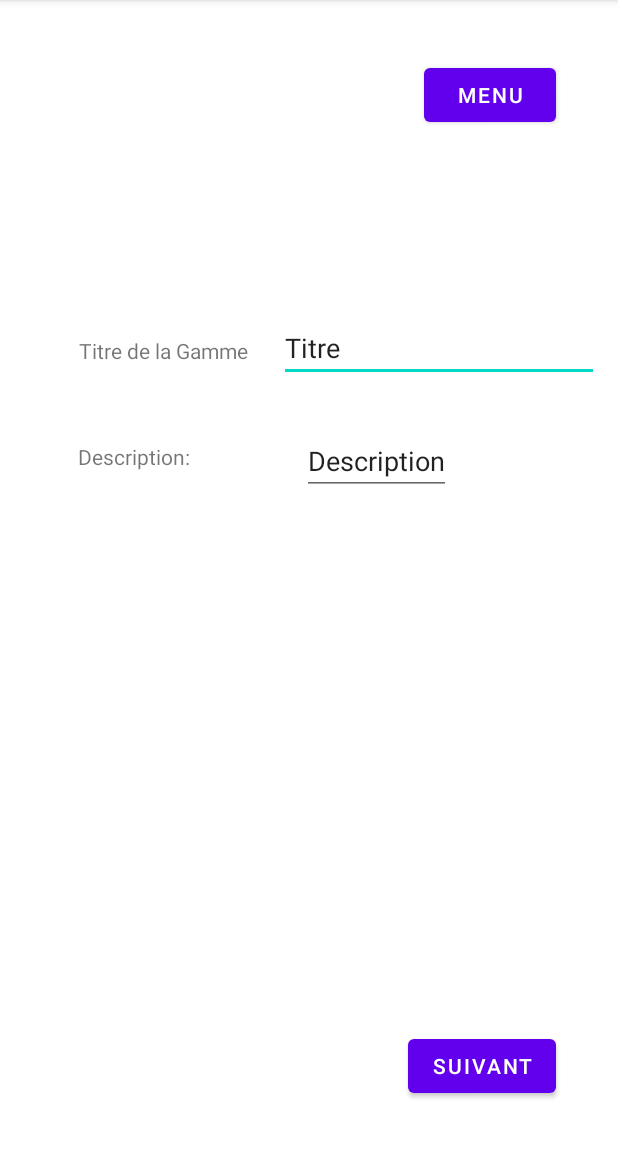
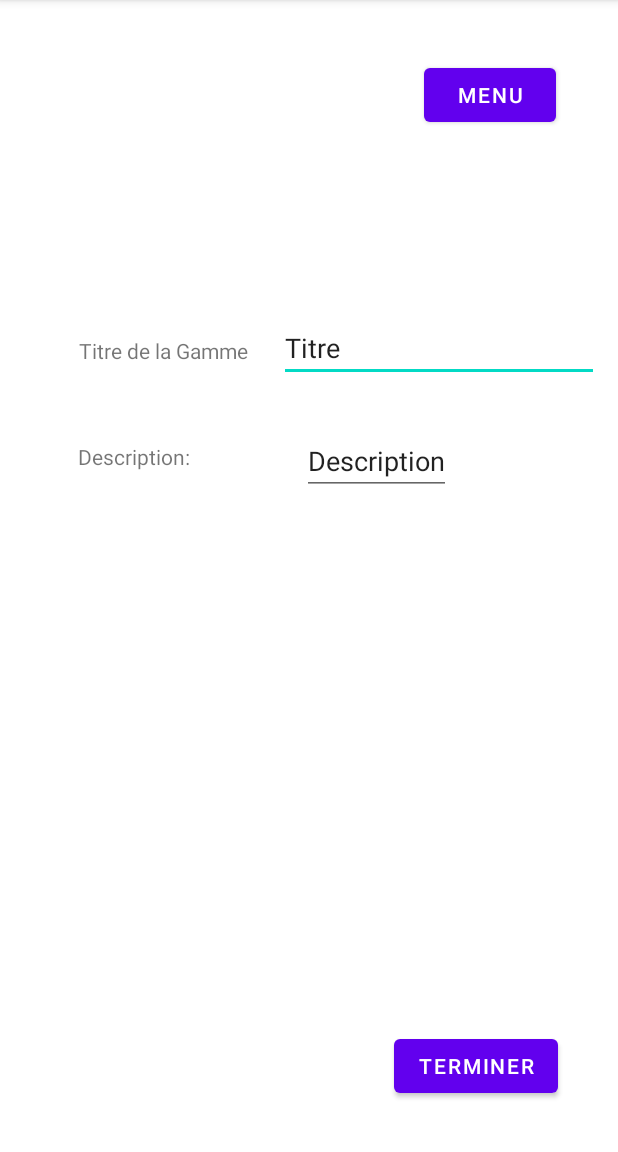
Before and after one commit to simont44/ApplicationAndroid, an Android app: the CreateGamme screen opened directly, with no data from a screen before it, on a phone screen of 412 x 824 dp, the part 84-1236 px from its top. Run offline under Robolectric (Android 15) with nearby library versions, the phone set to English and light mode, and no system bars; 4 statements that could not run were skipped.

Commit message:
Preapartion mise en place BDD avec creation + Formulaire edition.

```diff
--- a/app/src/main/AndroidManifest.xml
+++ b/app/src/main/AndroidManifest.xml
@@ -10,8 +10,7 @@
         android:roundIcon="@mipmap/ic_launcher_round"
         android:supportsRtl="true"
         android:theme="@style/Theme.RobotAndroid">
-        <activity android:name=".MenuTache"></activity>
-        <activity android:name=".MenuOperation" />
+        <activity android:name=".MenuTache" />
         <activity android:name=".GammeRepository.CreateGamme" />
         <activity
             android:name=".MenuDemarrage"
--- a/app/src/main/java/com/example/robotandroid/GammeRepository/CreateGamme.java
+++ b/app/src/main/java/com/example/robotandroid/GammeRepository/CreateGamme.java
@@ -1,22 +1,38 @@
 package com.example.robotandroid.GammeRepository;
 
 import androidx.appcompat.app.AppCompatActivity;
+import androidx.recyclerview.widget.LinearLayoutManager;
+import androidx.recyclerview.widget.RecyclerView;
 
 import android.content.Intent;
 import android.os.Bundle;
+import android.util.Log;
 import android.view.View;
 import android.widget.Button;
+import android.widget.TextView;
 
 import com.example.robotandroid.MenuDemarrage;
-import com.example.robotandroid.MenuOperation;
+import com.example.robotandroid.OperationRepository.CreateOperation;
+import com.example.robotandroid.OperationRepository.Operation;
+import com.example.robotandroid.OperationRepository.OperationAdapter;
 import com.example.robotandroid.R;
 
+import java.util.List;
+
 public class CreateGamme extends AppCompatActivity {
+
+    private TextView TitreGamme;
+    private TextView DescriptionGamme;
+    private RecyclerView OperationRecyclerView;
 
     @Override
     protected void onCreate(Bundle savedInstanceState) {
         super.onCreate(savedInstanceState);
         setContentView(R.layout.activity_create_gamme);
+
+        Intent itentUpdate = getIntent();
+        Gamme gamme = (Gamme) itentUpdate.getSerializableExtra("extragamme");
+        OperationRecyclerView = findViewById(R.id.RecyclerView_ListOpe);
 
         Button buttonMenu = findViewById(R.id.button_menu1);
         buttonMenu.setOnClickListener(new View.OnClickListener() {
@@ -25,14 +41,20 @@ public class CreateGamme extends AppCompatActivity {
                 RetourMenu();
             }
         });
-        Button buttonSuivant = findViewById(R.id.button_suivant);
-        buttonSuivant.setOnClickListener(new View.OnClickListener() {
+        Button buttonEnd = findViewById(R.id.button_End);
+        buttonEnd.setOnClickListener(new View.OnClickListener() {
             @Override
             public void onClick(View v) {
                 CreateOperation();
             }
         });
 
+        TitreGamme = findViewById(R.id.editText_titregamme);
+        DescriptionGamme = findViewById(R.id.muliTextView_descriptionGamme);
+        this.TitreGamme.setText(gamme.id);
+        this.DescriptionGamme.setText(gamme.description);
+        Log.e("blublu",""+gamme.listeOperations.size());
+        ApplyOperationAdapter(gamme.listeOperations);
     }
     public void RetourMenu()
     {
@@ -41,7 +63,13 @@ public class CreateGamme extends AppCompatActivity {
     }
     public void CreateOperation()
     {
-        Intent menuOpe = new Intent(this, MenuOperation.class);
+        Intent menuOpe = new Intent(this, CreateOperation.class);
         startActivity(menuOpe);
     }
+    private void ApplyOperationAdapter(List<Operation> list){
+        //Appel à la sauvegarde des operations
+        OperationAdapter adapter = new OperationAdapter(list);
+        OperationRecyclerView.setLayoutManager(new LinearLayoutManager(getApplicationContext()));
+        OperationRecyclerView.setAdapter(adapter);
+    }
 }
--- a/app/src/main/java/com/example/robotandroid/GammeRepository/Gamme.java
+++ b/app/src/main/java/com/example/robotandroid/GammeRepository/Gamme.java
@@ -1,10 +1,11 @@
 package com.example.robotandroid.GammeRepository;
 
-import com.example.robotandroid.Operation;
+import com.example.robotandroid.OperationRepository.Operation;
 
+import java.io.Serializable;
 import java.util.ArrayList;
 
-public class Gamme {
+public class Gamme implements Serializable {
 
         String id;
         String description;
@@ -35,5 +36,4 @@ public class Gamme {
         }
 
 
-
 }
--- a/app/src/main/java/com/example/robotandroid/MenuTache.java
+++ b/app/src/main/java/com/example/robotandroid/MenuTache.java
@@ -7,6 +7,8 @@ import android.os.Bundle;
 import android.view.View;
 import android.widget.Button;
 import android.widget.ImageButton;
+
+import com.example.robotandroid.OperationRepository.CreateOperation;
 
 public class MenuTache extends AppCompatActivity {
 
@@ -32,7 +34,7 @@ public class MenuTache extends AppCompatActivity {
     }
     public void RetourMenuOpe()
     {
-        Intent menuOpe = new Intent(this, MenuOperation.class);
+        Intent menuOpe = new Intent(this, CreateOperation.class);
         startActivity(menuOpe);
         finish();
     }
@@ -40,7 +42,7 @@ public class MenuTache extends AppCompatActivity {
     public void ValiderTache()
     {
         //Sauvegarde de la tache à faire
-        Intent menuOpe = new Intent(this, MenuOperation.class);
+        Intent menuOpe = new Intent(this, CreateOperation.class);
         startActivity(menuOpe);
         finish();
     }
--- a/app/src/main/res/layout/activity_create_gamme.xml
+++ b/app/src/main/res/layout/activity_create_gamme.xml
@@ -25,7 +25,7 @@
         android:ems="10"
         android:inputType="textPersonName"
         android:text="Titre"
-        app:layout_constraintBottom_toTopOf="@+id/button_suivant"
+        app:layout_constraintBottom_toTopOf="@+id/button_End"
         app:layout_constraintEnd_toEndOf="parent"
         app:layout_constraintHorizontal_bias="0.627"
         app:layout_constraintStart_toEndOf="@+id/TextViewTitreGamme"
@@ -69,14 +69,23 @@
         app:layout_constraintVertical_bias="0.245" />
 
     <Button
-        android:id="@+id/button_suivant"
+        android:id="@+id/button_End"
         android:layout_width="wrap_content"
         android:layout_height="wrap_content"
-        android:text="Suivant"
+        android:text="Terminer"
         app:layout_constraintBottom_toBottomOf="parent"
         app:layout_constraintEnd_toEndOf="parent"
         app:layout_constraintHorizontal_bias="0.868"
         app:layout_constraintStart_toStartOf="parent"
         app:layout_constraintTop_toTopOf="parent"
         app:layout_constraintVertical_bias="0.954" />
+
+    <androidx.recyclerview.widget.RecyclerView
+        android:id="@+id/RecyclerView_ListOpe"
+        android:layout_width="393dp"
+        android:layout_height="321dp"
+        app:layout_constraintBottom_toTopOf="@+id/button_End"
+        app:layout_constraintEnd_toEndOf="parent"
+        app:layout_constraintStart_toStartOf="parent"
+        app:layout_constraintTop_toBottomOf="@+id/muliTextView_descriptionGamme" />
 </androidx.constraintlayout.widget.ConstraintLayout>
--- a/app/src/main/res/layout/activity_menu_operation.xml
+++ b/app/src/main/res/layout/activity_create_operation.xml
@@ -4,7 +4,7 @@
     xmlns:tools="http://schemas.android.com/tools"
     android:layout_width="match_parent"
     android:layout_height="match_parent"
-    tools:context=".MenuOperation">
+    tools:context=".OperationRepository.CreateOperation">
 
     <TextView
         android:id="@+id/textView_titreoperation"
```
Also changed, not shown: app/src/main/java/com/example/robotandroid/GammeRepository/GammeViewHolder.java (+14 -0 lines), app/src/main/java/com/example/robotandroid/MenuGamme.java (+13 -11 lines), app/src/main/java/com/example/robotandroid/OperationRepository/CreateOperation.java (renamed from app/src/main/java/com/example/robotandroid/MenuOperation.java, +8 -3 lines), app/src/main/java/com/example/robotandroid/OperationRepository/Operation.java (renamed from app/src/main/java/com/example/robotandroid/Operation.java, +7 -2 lines), app/src/main/java/com/example/robotandroid/OperationRepository/OperationAdapter.java (added, +42 -0 lines), app/src/main/java/com/example/robotandroid/OperationRepository/OperationViewHolder.java (added, +54 -0 lines), app/src/main/res/layout/widget_liste_operation.xml (added, +30 -0 lines).
